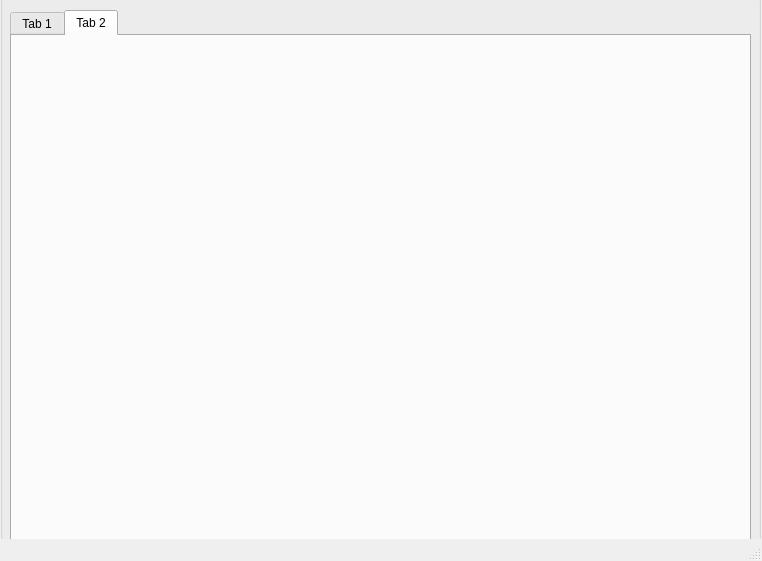
Qt form main.ui (danielctecla/frames-ai) before a commit.
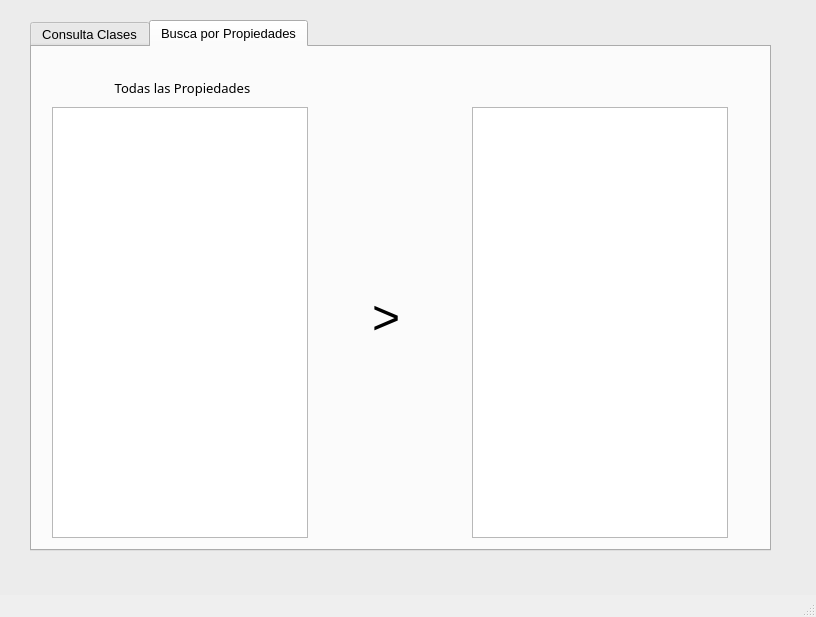
The same form after that commit. The open tabs and pages were chosen to show the change.

Commit message: Add: Search for properties

```diff
--- a/main.ui
+++ b/main.ui
@@ -6,8 +6,8 @@
    <rect>
     <x>0</x>
     <y>0</y>
-    <width>762</width>
-    <height>561</height>
+    <width>816</width>
+    <height>617</height>
    </rect>
   </property>
   <property name="windowTitle">
@@ -17,32 +17,33 @@
    <widget class="QGroupBox" name="groupBox">
     <property name="geometry">
      <rect>
-      <x>0</x>
-      <y>-20</y>
-      <width>761</width>
-      <height>591</height>
+      <x>-10</x>
+      <y>-30</y>
+      <width>851</width>
+      <height>661</height>
      </rect>
     </property>
     <property name="font">
      <font>
       <family>Arial</family>
+      <pointsize>10</pointsize>
      </font>
     </property>
     <property name="title">
-     <string>GroupBox</string>
+     <string/>
     </property>
     <widget class="QTabWidget" name="tabWidget">
      <property name="geometry">
       <rect>
-       <x>10</x>
-       <y>30</y>
+       <x>40</x>
+       <y>50</y>
        <width>741</width>
        <height>531</height>
       </rect>
      </property>
      <widget class="QWidget" name="tab">
       <attribute name="title">
-       <string>Tab 1</string>
+       <string>Consulta Clases</string>
       </attribute>
       <widget class="QLabel" name="label_3">
        <property name="geometry">
@@ -124,7 +125,7 @@
         <bool>false</bool>
        </property>
       </widget>
-      <widget class="QLabel" name="label">
+      <widget class="QLabel" name="image_show">
        <property name="geometry">
         <rect>
          <x>330</x>
@@ -162,8 +163,69 @@
      </widget>
      <widget class="QWidget" name="tab_2">
       <attribute name="title">
-       <string>Tab 2</string>
+       <string>Busca por Propiedades</string>
       </attribute>
+      <widget class="QListWidget" name="properties_search">
+       <property name="geometry">
+        <rect>
+         <x>20</x>
+         <y>60</y>
+         <width>256</width>
+         <height>431</height>
+        </rect>
+       </property>
+      </widget>
+      <widget class="QLabel" name="labelClasess_2">
+       <property name="geometry">
+        <rect>
+         <x>60</x>
+         <y>30</y>
+         <width>181</width>
+         <height>21</height>
+        </rect>
+       </property>
+       <property name="font">
+        <font>
+         <family>Arial Black</family>
+         <pointsize>10</pointsize>
+        </font>
+       </property>
+       <property name="text">
+        <string>Todas las Propiedades</string>
+       </property>
+       <property name="alignment">
+        <set>Qt::AlignCenter</set>
+       </property>
+      </widget>
+      <widget class="QListView" name="listView">
+       <property name="geometry">
+        <rect>
+         <x>440</x>
+         <y>60</y>
+         <width>256</width>
+         <height>431</height>
+        </rect>
+       </property>
+      </widget>
+      <widget class="QLabel" name="label">
+       <property name="geometry">
+        <rect>
+         <x>340</x>
+         <y>230</y>
+         <width>81</width>
+         <height>81</height>
+        </rect>
+       </property>
+       <property name="font">
+        <font>
+         <family>Arial</family>
+         <pointsize>36</pointsize>
+        </font>
+       </property>
+       <property name="text">
+        <string>&gt;</string>
+       </property>
+      </widget>
      </widget>
     </widget>
    </widget>
```
Left out of the diff: 13 changed lines with no effect on the pictures. The commit also changes 11 other files.
